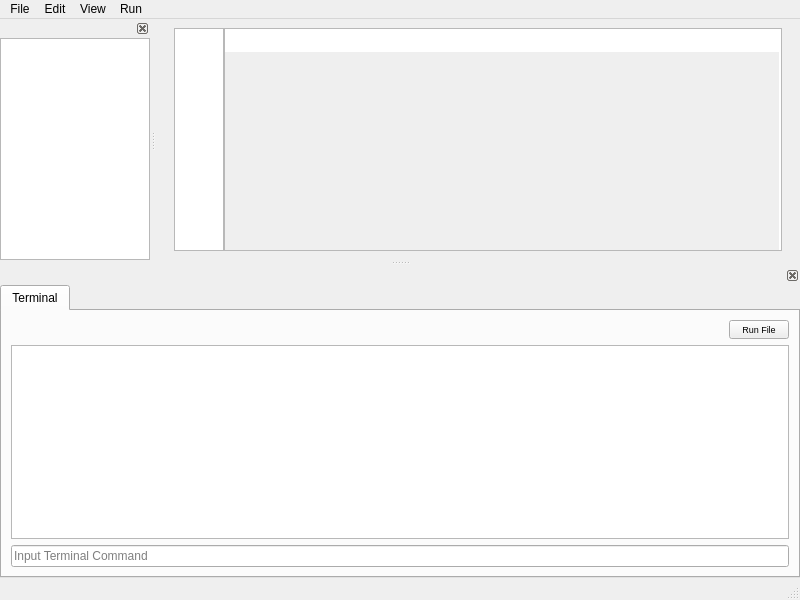
MuradWafik/notepad, file mainwindow.ui: the form before one commit.
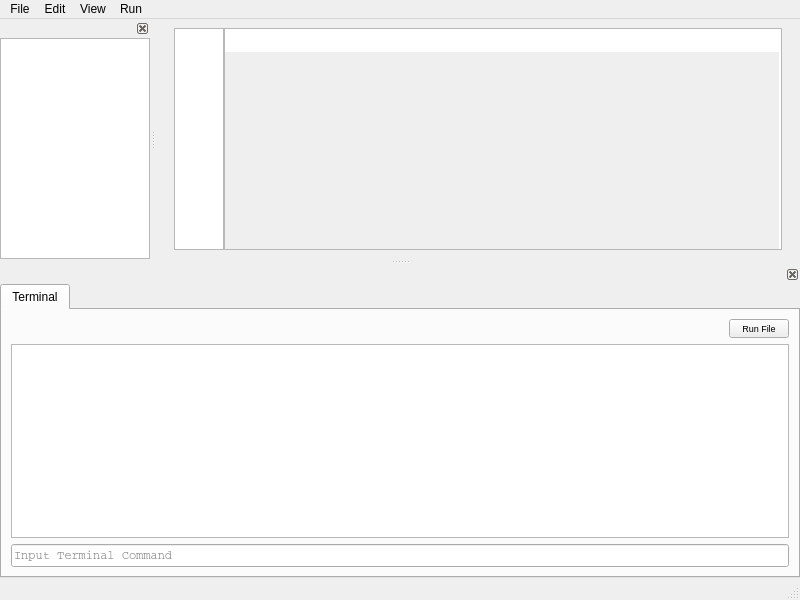
The form after the commit.

Commit message: change fonts for other widgets aswell

```diff
--- a/mainwindow.ui
+++ b/mainwindow.ui
@@ -95,6 +95,7 @@
               </property>
               <property name="font">
                <font>
+                <family>Courier</family>
                 <underline>true</underline>
                </font>
               </property>
@@ -298,6 +299,11 @@
          </item>
          <item>
           <widget class="QPlainTextEdit" name="terminalBox">
+           <property name="font">
+            <font>
+             <family>Courier</family>
+            </font>
+           </property>
            <property name="readOnly">
             <bool>true</bool>
            </property>
@@ -308,6 +314,11 @@
          </item>
          <item>
           <widget class="QLineEdit" name="inputTerminalCommand">
+           <property name="font">
+            <font>
+             <family>Courier</family>
+            </font>
+           </property>
            <property name="text">
             <string/>
            </property>
```
